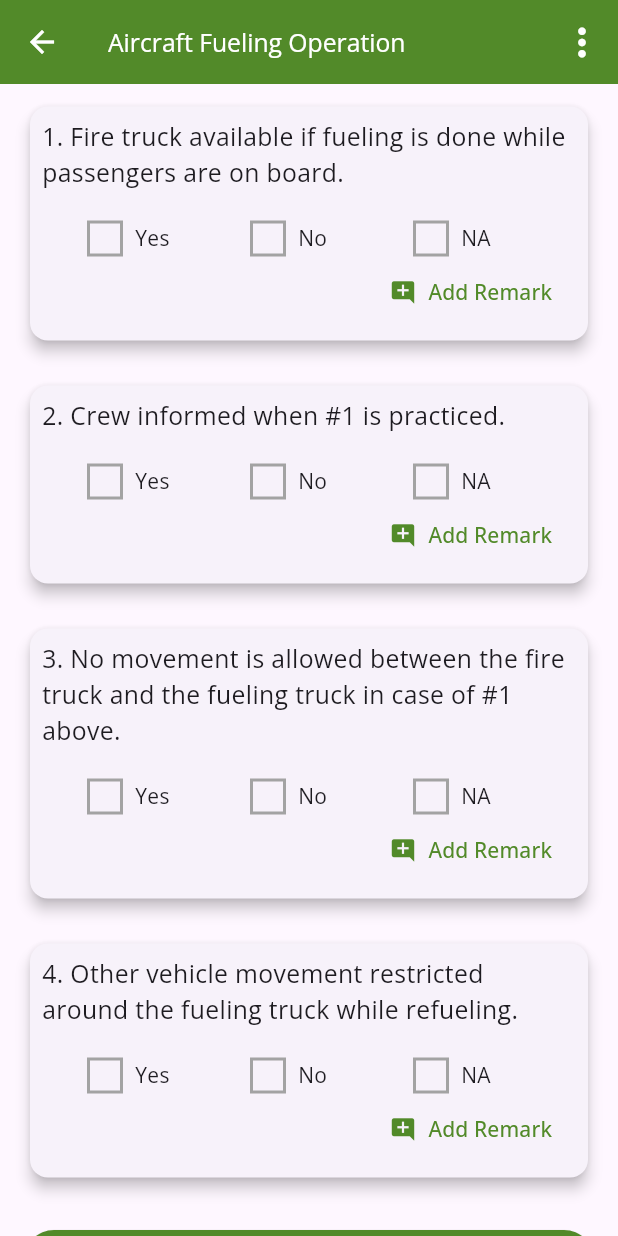
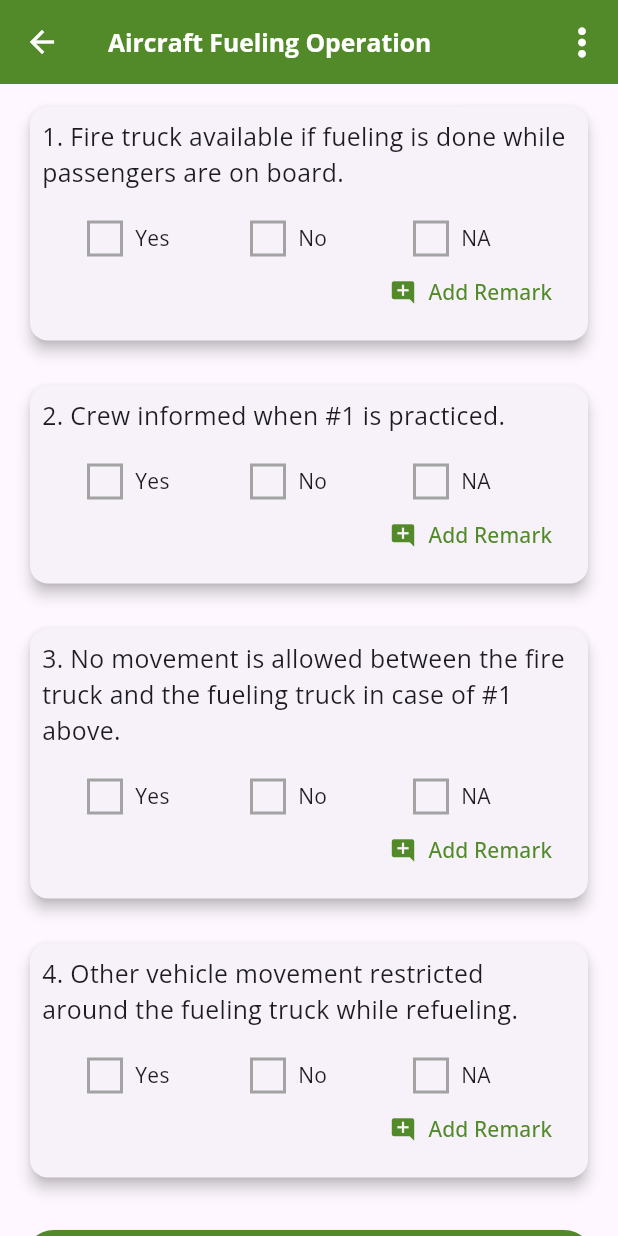
Before and after one commit to samitcruz/checklist_app, a Flutter app: the AircraftFueling screen opened directly with empty values, on a phone screen of 412 x 824 dp. Run offline on Flutter 3.47's test engine with Material 3 defaults, Android fonts, the phone set to English and light mode, and no system bars; our stand-ins replace get, google_fonts, image_picker.

Commit message:
Small fix

```diff
--- a/lib/pages/aircraft_fueling.dart
+++ b/lib/pages/aircraft_fueling.dart
@@ -263,6 +263,7 @@ class _AircraftFuelingState extends State<AircraftFueling> {
         title: Text(
           'Aircraft Fueling Operation',
           style: GoogleFonts.openSans(
+            fontWeight: FontWeight.bold,
             fontSize: fontSize,
             textStyle: TextStyle(color: Colors.white),
           ),
--- a/lib/pages/main_page.dart
+++ b/lib/pages/main_page.dart
@@ -139,6 +139,7 @@ class MainPage extends StatelessWidget {
         title: Text(
           'Ethiopian Airlines Ground Safety',
           style: GoogleFonts.openSans(
+            fontWeight: FontWeight.bold,
             fontSize: fontSize,
             textStyle: TextStyle(color: Colors.white),
           ),
--- a/lib/pages/on_arrival_checks.dart
+++ b/lib/pages/on_arrival_checks.dart
@@ -302,6 +302,7 @@ class _OnArrivalChecksState extends State<OnArrivalChecks> {
         title: Text(
           'On Arrival/During Operation',
           style: GoogleFonts.openSans(
+            fontWeight: FontWeight.bold,
             fontSize: fontSize,
             textStyle: TextStyle(color: Colors.white),
           ),
--- a/lib/pages/preflight_arrivals.dart
+++ b/lib/pages/preflight_arrivals.dart
@@ -279,6 +279,7 @@ class _PreflightArrivalsState extends State<PreflightArrivals> {
         title: Text(
           'Preflight Arrivals',
           style: GoogleFonts.openSans(
+            fontWeight: FontWeight.bold,
             fontSize: fontSize,
             textStyle: TextStyle(color: Colors.white),
           ),
--- a/lib/pages/ready_for_departure.dart
+++ b/lib/pages/ready_for_departure.dart
@@ -314,6 +314,7 @@ class _ReadyForDepartureState extends State<ReadyForDeparture> {
         title: Text(
           'Ready For Departure',
           style: GoogleFonts.openSans(
+            fontWeight: FontWeight.bold,
             fontSize: fontSize,
             textStyle: TextStyle(color: Colors.white),
           ),
```
